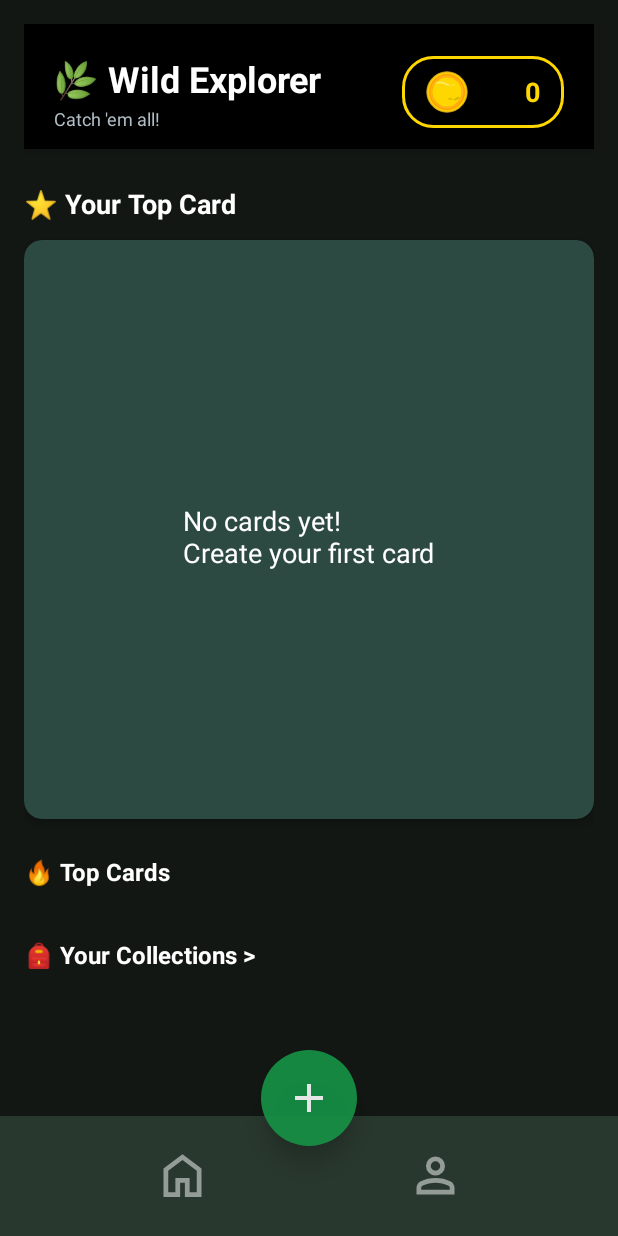
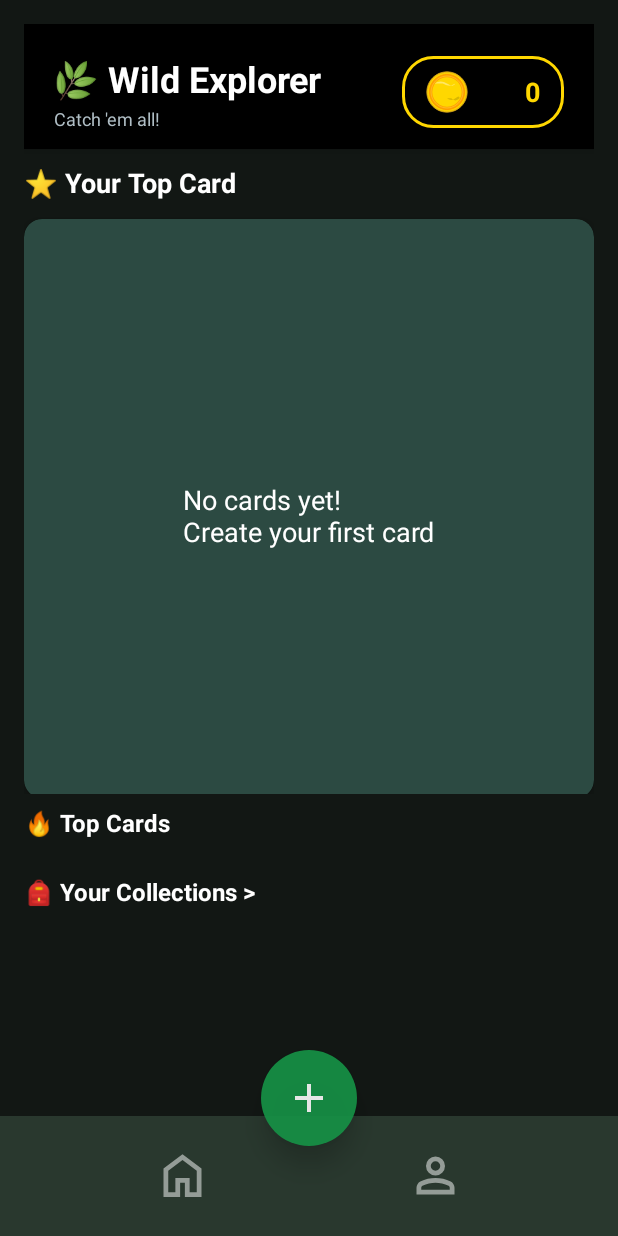
Before and after one commit to Cos229-239/2025_09_Team1, an Android app: the screen it shows after launch once a user with an empty profile is signed in (MainActivity), on a phone screen of 412 x 824 dp. Run offline under Robolectric (Android 15) with nearby library versions, the phone set to English and light mode, and no system bars; our stand-ins replace Firebase (no records; nobody signed in at launch, a user with empty details on screens opened directly); pictures from the network do not load.

Commit message:
Update dev branch

```diff
--- a/app/src/main/res/layout/activity_main.xml
+++ b/app/src/main/res/layout/activity_main.xml
@@ -92,27 +92,27 @@
         <!-- Featured Card Section -->
         <LinearLayout
             android:layout_width="match_parent"
-            android:layout_height="wrap_content"
-            android:orientation="vertical"
-            android:layout_marginTop="24dp">
+            android:layout_height="420dp"
+            android:layout_marginTop="10dp"
+            android:orientation="vertical">
 
             <!-- Section Header -->
             <TextView
                 android:id="@+id/topCardText"
                 android:layout_width="wrap_content"
                 android:layout_height="wrap_content"
+                android:layout_marginBottom="12dp"
                 android:text="⭐ Your Top Card"
                 android:textColor="@android:color/white"
                 android:textSize="18sp"
-                android:textStyle="bold"
-                android:layout_marginBottom="12dp" />
+                android:textStyle="bold" />
 
             <!-- Featured Card -->
             <com.google.android.material.card.MaterialCardView
                 android:id="@+id/topCard"
                 android:layout_width="match_parent"
                 android:layout_height="386dp"
-                android:layout_marginBottom="16dp"
+                android:layout_marginBottom="10dp"
                 app:cardBackgroundColor="#2C4A42"
                 app:cardCornerRadius="12dp"
                 app:cardElevation="4dp"
@@ -157,7 +157,7 @@
             android:id="@+id/animalsRecyclerView"
             android:layout_width="match_parent"
             android:layout_height="wrap_content"
-            android:layout_marginBottom="10dp"
+            android:layout_marginBottom="6dp"
             android:clipToPadding="false"
             android:paddingStart="0dp"
             android:paddingEnd="16dp" />
@@ -169,7 +169,7 @@
             android:orientation="horizontal"
             android:gravity="center_vertical"
             android:layout_marginBottom="8dp"
-            android:layout_marginTop="15dp">
+            android:layout_marginTop="10dp">
 
             <TextView
                 android:id="@+id/collections"
```
